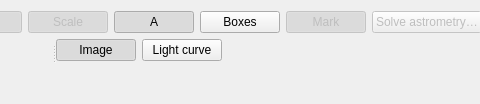
This is nightscribe/gui/ui/ufe_dialog.ui in irydeo/nightscribe as Qt 5 draws it before an edit; both pictures show x 261 to 741 and y 0 to 104 of the 1233 by 104 pixel window. The edited form follows.
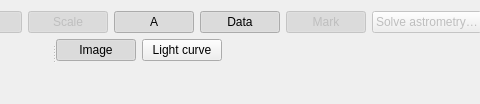
This is the edited form.

Commit message: annotate: the plate says it in a band, and the colour says how much to trust it

```diff
--- a/nightscribe/gui/ui/ufe_dialog.ui
+++ b/nightscribe/gui/ui/ufe_dialog.ui
@@ -23,7 +23,7 @@
      <item><widget class="QPushButton" name="btn_north"><property name="text"><string>N</string></property><property name="toolTip"><string>North arrow (needs a WCS)</string></property><property name="enabled"><bool>false</bool></property><property name="checkable"><bool>true</bool></property><property name="checked"><bool>true</bool></property></widget></item>
      <item><widget class="QPushButton" name="btn_scale"><property name="text"><string>Scale</string></property><property name="toolTip"><string>Scale bar (needs a WCS)</string></property><property name="enabled"><bool>false</bool></property><property name="checkable"><bool>true</bool></property><property name="checked"><bool>true</bool></property></widget></item>
      <item><widget class="QPushButton" name="btn_annot"><property name="text"><string>A</string></property><property name="toolTip"><string>Saved annotations (the marks stored on this plate)</string></property><property name="checkable"><bool>true</bool></property><property name="checked"><bool>true</bool></property></widget></item>
-      <item><widget class="QPushButton" name="btn_boxes"><property name="text"><string>Boxes</string></property><property name="toolTip"><string>Metadata corner boxes: object, date, position, brightness, observer, equipment and plate scale (on screen and in the exported PNG)</string></property><property name="checkable"><bool>true</bool></property><property name="checked"><bool>false</bool></property></widget></item>
+      <item><widget class="QPushButton" name="btn_boxes"><property name="text"><string>Data</string></property><property name="toolTip"><string>What the plate's band says about it: position, magnitude, date, exposure, filter, equipment, station, plate scale and field of view (on screen and in the exported PNG). The colour of each datum says how much to trust it: the position in ink when this plate's own solution places it and dimmed when it is only the catalogue's; the magnitude green when it was measured here and trustworthy, red when its error or its caveats say be careful, and dimmed when it is only a catalogue value</string></property><property name="checkable"><bool>true</bool></property><property name="checked"><bool>true</bool></property></widget></item>
       <item><widget class="QPushButton" name="btn_mark"><property name="text"><string>Mark</string></property><property name="toolTip"><string>Object mark: where the attached object sits on the plate (needs a WCS; on screen and in the exported PNG)</string></property><property name="enabled"><bool>false</bool></property><property name="checkable"><bool>true</bool></property><property name="checked"><bool>true</bool></property></widget></item>
      <item><widget class="QPushButton" name="btn_solve"><property name="text"><string>Solve astrometry…</string></property><property name="toolTip"><string>Blind-solve the plate with Astrometry.net (the file on disk is never modified)</string></property><property name="enabled"><bool>false</bool></property></widget></item>
      <item><widget class="QToolButton" name="btn_view"><property name="toolTip"><string>What is drawn over the plate: the north arrow, the scale bar, the saved annotations, the metadata boxes and the object's mark. They are view switches, not actions, so they live together</string></property><property name="text"><string>View</string></property><property name="popupMode"><enum>QToolButton::InstantPopup</enum></property></widget></item>
```
The commit also changes 19 other files.
